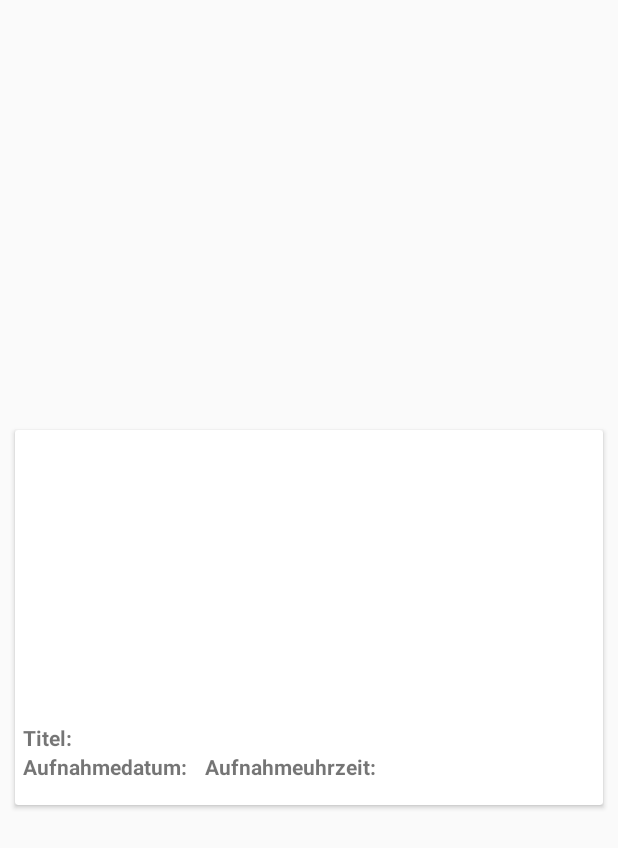
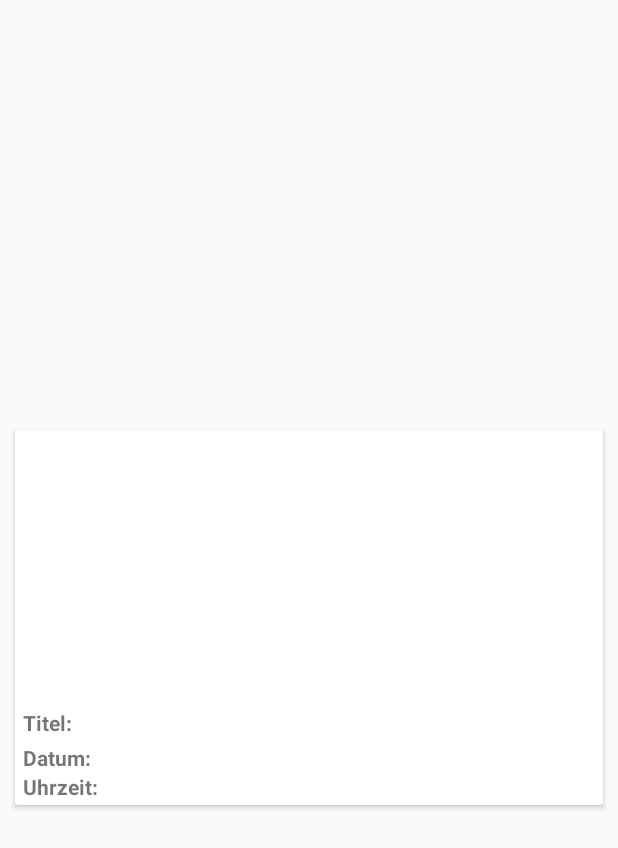
Before and after one commit to tobias93/Phream, an Android app: the layout card_layout.xml on its own in the app's theme, with its tools: preview values and no code run, on a phone screen of 412 x 824 dp. Shown: the top 848 px of the screen. Run offline under Robolectric (Android 15) with nearby library versions, the phone set to English and light mode, and no system bars.

Commit message:
Corrected layout issue on small screens.

```diff
--- a/phream/app/src/main/res/layout/card_layout.xml
+++ b/phream/app/src/main/res/layout/card_layout.xml
@@ -38,53 +38,64 @@
             <LinearLayout
                 android:layout_width="match_parent"
                 android:layout_height="wrap_content"
-                android:gravity="left">
-
+                android:orientation="horizontal"
+                android:gravity="start"
+                android:layout_marginBottom="4dp">
                 <TextView
                     android:layout_width="wrap_content"
                     android:layout_height="wrap_content"
                     android:text="@string/card_layout_title"
                     android:textStyle="bold" />
-
                 <TextView
                     android:id="@+id/labelTitleDescription"
+                    android:layout_marginStart="4dp"
                     android:layout_marginLeft="4dp"
                     android:layout_width="wrap_content"
                     android:layout_height="wrap_content" />
-
-
             </LinearLayout>
 
             <LinearLayout
                 android:layout_width="match_parent"
                 android:layout_height="wrap_content"
-                android:gravity="left">
+                android:gravity="start"
+                style="@style/ImagePreviewMetadata">
 
+                <LinearLayout
+                    android:layout_width="wrap_content"
+                    android:layout_height="wrap_content"
+                    android:orientation="horizontal">
                     <TextView
                         android:layout_width="wrap_content"
                         android:layout_height="wrap_content"
                         android:text="@string/card_layout_date"
                         android:textStyle="bold" />
-
                     <TextView
                         android:id="@+id/labelCreateDate"
+                        android:layout_width="wrap_content"
+                        android:layout_height="wrap_content"
+                        android:layout_marginStart="4dp"
                         android:layout_marginLeft="4dp"
+                        android:layout_marginEnd="8dp"
+                        android:layout_marginRight="8dp"/>
+                </LinearLayout>
+
+                <LinearLayout
                     android:layout_width="wrap_content"
-                    android:layout_height="wrap_content" />
-
+                    android:layout_height="wrap_content"
+                    android:orientation="horizontal">
                     <TextView
                         android:layout_width="wrap_content"
-                    android:layout_marginLeft="8dp"
                         android:layout_height="wrap_content"
                         android:text="@string/card_layout_time"
                         android:textStyle="bold" />
 
                     <TextView
                         android:id="@+id/labelCreateTime"
+                        android:layout_marginStart="4dp"
                         android:layout_marginLeft="4dp"
                         android:layout_width="wrap_content"
                         android:layout_height="wrap_content" />
-
+                </LinearLayout>
             </LinearLayout>
         </LinearLayout>
     </LinearLayout>
--- /dev/null
+++ b/phream/app/src/main/res/values-w600dp/styles.xml
@@ -0,0 +1,7 @@
+<?xml version="1.0" encoding="utf-8"?>
+<resources>
+    <!-- Image preview metadata orientation -->
+    <style name="ImagePreviewMetadata">
+        <item name="android:orientation">horizontal</item>
+    </style>
+</resources>
--- a/phream/app/src/main/res/values/strings.xml
+++ b/phream/app/src/main/res/values/strings.xml
@@ -40,6 +40,6 @@
 
     <!-- Main activity :: card layout-->
     <string name="card_layout_title">Titel:</string>
-    <string name="card_layout_date">Aufnahmedatum:</string>
-    <string name="card_layout_time">Aufnahmeuhrzeit:</string>
+    <string name="card_layout_date">Datum:</string>
+    <string name="card_layout_time">Uhrzeit:</string>
 </resources>
--- a/phream/app/src/main/res/values/styles.xml
+++ b/phream/app/src/main/res/values/styles.xml
@@ -43,4 +43,9 @@
         <item name="android:background">@color/image_detail_view_overlay</item>
     </style>
 
+    <!-- Image preview metadata orientation -->
+    <style name="ImagePreviewMetadata">
+        <item name="android:orientation">vertical</item>
+    </style>
+
 </resources>
```
Lines whose indentation alone changed are shown as unchanged.
